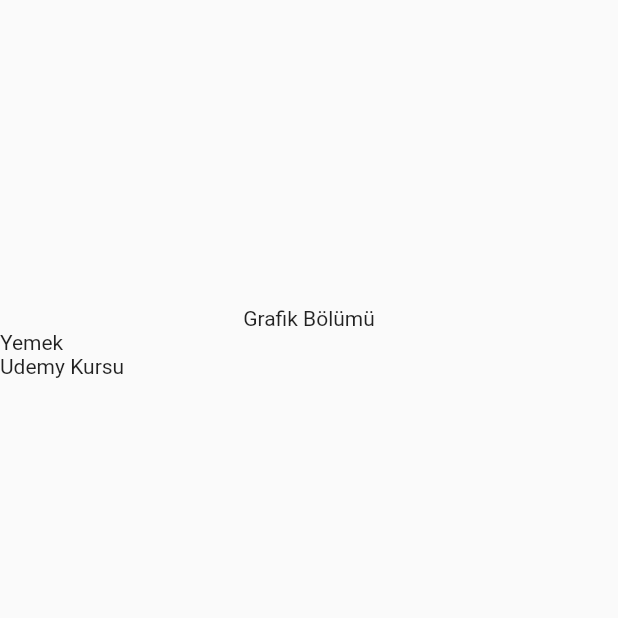
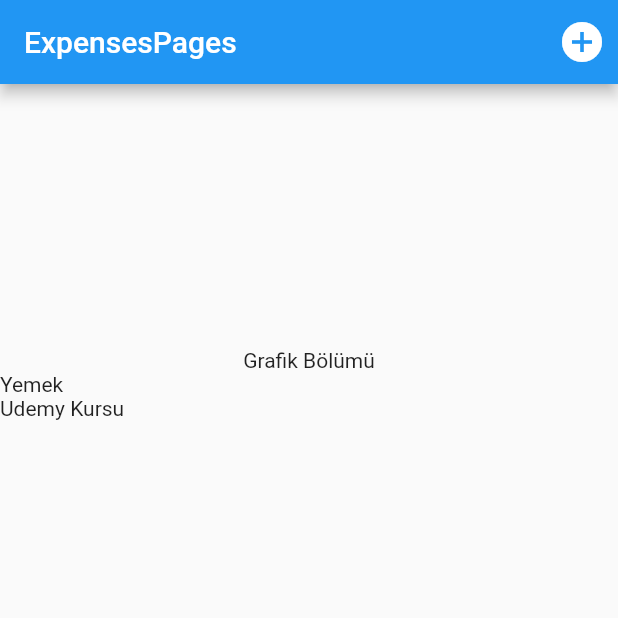
Before and after one commit to yurtkurane/flutter, a Flutter app: the screen it shows after launch, on a phone screen of 412 x 824 dp, the top half of it. Run offline on Flutter 3.47's test engine with Material 2 defaults, Android fonts, the phone set to English and light mode, and no system bars.

Commit message:
appBar and icon

```diff
--- a/expenseapp/lib/pages/expenses_pages.dart
+++ b/expenseapp/lib/pages/expenses_pages.dart
@@ -19,7 +19,17 @@ class _ExpensesPagesState extends State<ExpensesPages> {
   @override
   Widget build(BuildContext context) {
     return Scaffold(
-
+      appBar: AppBar(
+        title: const Text('ExpensesPages'),
+        actions: <Widget> [
+          IconButton(
+            icon: const Icon(Icons.add_circle),
+            tooltip: 'Yeni giriş',
+            iconSize: 32,
+            onPressed: () {},
+            )
+              ]
+         ),
        body: Center(
         child: Column(mainAxisAlignment: MainAxisAlignment.center,
         children: [
```
